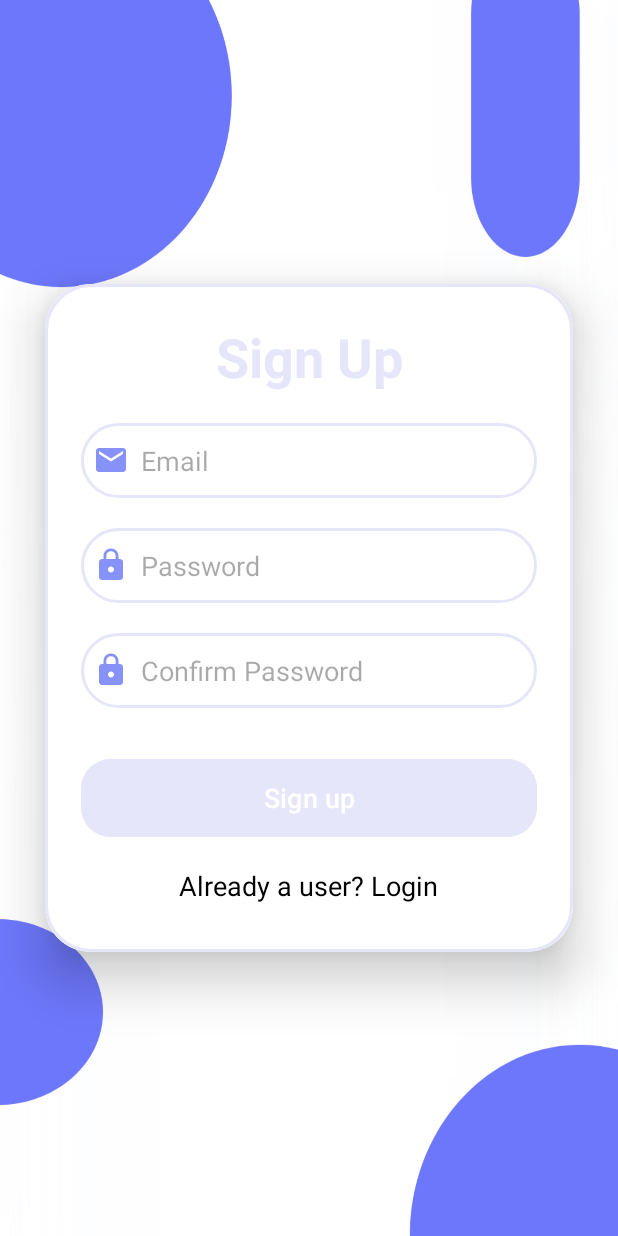
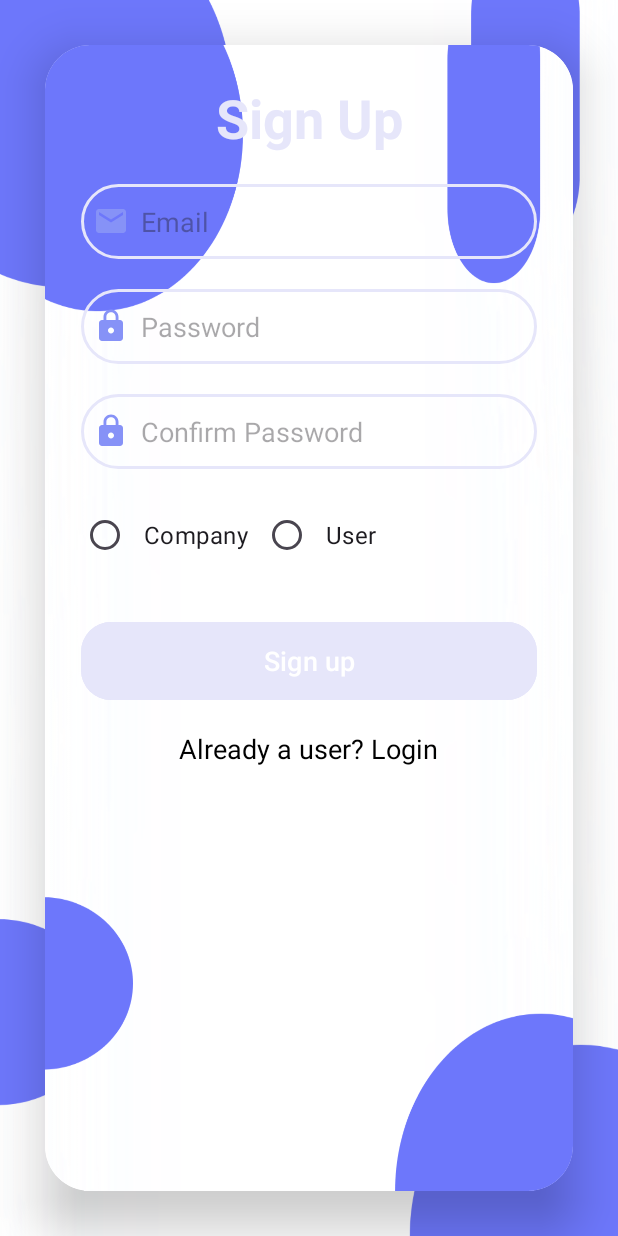
Before and after one commit to DaniellaIseu/MoversApp, an Android app built with Jetpack Compose: the SignUpActivity screen opened directly, with no data from a screen before it, on a phone screen of 412 x 824 dp. Run offline under Robolectric (Android 15) with nearby library versions, the light colour scheme and no system bars; our stand-ins replace Firebase (no records; nobody signed in at launch, a user with empty details on screens opened directly), data binding.

Commit message:
Updated Login and Sign-Up activities

```diff
--- a/app/src/main/java/com/example/plannersandmoversapp/SignUpActivity.kt
+++ b/app/src/main/java/com/example/plannersandmoversapp/SignUpActivity.kt
@@ -15,32 +15,57 @@ class SignUpActivity : AppCompatActivity() {
     override fun onCreate(savedInstanceState: Bundle?) {
         super.onCreate(savedInstanceState)
 
+        // Get the isCompany flag passed from the previous activity
+        val isCompany = intent.getBooleanExtra("isCompany", false)
+
         binding = ActivitySignUpBinding.inflate(layoutInflater)
         setContentView(binding.root)
 
         firebaseAuth = FirebaseAuth.getInstance()
 
+        // Toggle visibility of the company name EditText based on isCompany flag
+        if (isCompany) {
+            binding.companyName.visibility = android.view.View.VISIBLE
+        } else {
+            binding.companyName.visibility = android.view.View.GONE
+        }
+
+        // Redirect to LoginActivity when the login redirect TextView is clicked
         binding.loginRedirectText.setOnClickListener {
             val intent = Intent(this, LoginActivity::class.java)
             startActivity(intent)
         }
+
+        // Handle the sign-up button click
         binding.signup.setOnClickListener {
             val email = binding.email.text.toString()
             val pass = binding.password.text.toString()
             val confirmPass = binding.confirm.text.toString()
 
+            // Get user type based on the isCompany flag
+            val userType = if (isCompany) "company" else "user"
+
+            // Check if fields are filled
             if (email.isNotEmpty() && pass.isNotEmpty() && confirmPass.isNotEmpty()) {
                 if (pass == confirmPass) {
-
+                    // Create user with email and password
                     firebaseAuth.createUserWithEmailAndPassword(email, pass).addOnCompleteListener {
 
                         if (it.isSuccessful) {
+                            // Save user type to Firestore (optional, but recommended for categorization)
+                            // firebaseFirestore.collection("users").add(User(email, userType))
+
                             firebaseAuth.signOut()
-                            val intent = Intent(this, LoginActivity::class.java)
+                            // Redirect to different activities based on user type
+                            val intent = if (userType == "company") {
+                                Intent(this, CompanyProfileActivity::class.java)
+                            } else {
+                                Intent(this, UserProfileActivity::class.java)
+                            }
                             startActivity(intent)
+
                         } else {
                             Toast.makeText(this, it.exception.toString(), Toast.LENGTH_SHORT).show()
-
                         }
                     }
                 } else {
@@ -48,8 +73,12 @@ class SignUpActivity : AppCompatActivity() {
                 }
             } else {
                 Toast.makeText(this, "Empty Fields Are not Allowed !!", Toast.LENGTH_SHORT).show()
-
             }
         }
     }
 }
+
+
+class UserProfileActivity {
+
+}
--- a/app/src/main/res/layout/activity_sign_up.xml
+++ b/app/src/main/res/layout/activity_sign_up.xml
@@ -1,6 +1,4 @@
-<?xml version="1.0" encoding="utf-8"?>
-<layout
-    xmlns:android="http://schemas.android.com/apk/res/android"
+<layout xmlns:android="http://schemas.android.com/apk/res/android"
     xmlns:app="http://schemas.android.com/apk/res-auto"
     xmlns:tools="http://schemas.android.com/tools">
 
@@ -25,7 +23,9 @@
                 android:orientation="vertical"
                 android:layout_gravity="center_horizontal"
                 android:padding="24dp"
-            android:background="@drawable/custom_edittext">
+                android:background="@drawable/loginbkg">
+
+                <!-- Sign-Up Title -->
                 <TextView
                     android:layout_width="match_parent"
                     android:layout_height="wrap_content"
@@ -34,8 +34,22 @@
                     android:textSize="36sp"
                     android:textAlignment="center"
                     android:textStyle="bold"
-                android:textColor="@color/lavender"/>
+                    android:textColor="@color/lavender" />
 
+                <!-- Company Name (Visible Only for Companies) -->
+                <EditText
+                    android:id="@+id/companyName"
+                    android:layout_width="match_parent"
+                    android:layout_height="50dp"
+                    android:background="@drawable/custom_edittext"
+                    android:layout_marginTop="20dp"
+                    android:padding="8dp"
+                    android:hint="Company Name"
+                    android:textColor="@color/black"
+                    android:drawablePadding="8dp"
+                    android:visibility="gone" />
+
+                <!-- Email -->
                 <EditText
                     android:layout_width="match_parent"
                     android:layout_height="50dp"
@@ -48,6 +62,8 @@
                     android:textColor="@color/black"
                     android:drawablePadding="8dp"
                     android:inputType="textEmailAddress" />
+
+                <!-- Password -->
                 <EditText
                     android:layout_width="match_parent"
                     android:layout_height="50dp"
@@ -59,7 +75,9 @@
                     android:hint="Password"
                     android:drawableLeft="@drawable/baseline_lock_24"
                     android:textColor="@color/black"
-                android:drawablePadding="8dp"/>
+                    android:drawablePadding="8dp" />
+
+                <!-- Confirm Password -->
                 <EditText
                     android:layout_width="match_parent"
                     android:layout_height="50dp"
@@ -71,7 +89,35 @@
                     android:hint="Confirm Password"
                     android:drawableLeft="@drawable/baseline_lock_24"
                     android:textColor="@color/black"
-                android:drawablePadding="8dp"/>
+                    android:drawablePadding="8dp" />
+
+                <!-- Radio Buttons for Company/User -->
+                <RadioGroup
+                    android:id="@+id/userTypeGroup"
+                    android:layout_width="match_parent"
+                    android:layout_height="wrap_content"
+                    android:orientation="horizontal"
+                    android:layout_marginTop="20dp">
+
+                    <RadioButton
+                        android:id="@+id/companyRadioButton"
+                        android:layout_width="wrap_content"
+                        android:layout_height="wrap_content"
+                        android:text="Company"
+                        android:textSize="16sp"
+                        android:padding="10dp" />
+
+                    <RadioButton
+                        android:id="@+id/userRadioButton"
+                        android:layout_width="wrap_content"
+                        android:layout_height="wrap_content"
+                        android:text="User"
+                        android:textSize="16sp"
+                        android:padding="10dp" />
+
+                </RadioGroup>
+
+                <!-- Sign-Up Button -->
                 <Button
                     android:layout_width="match_parent"
                     android:layout_height="60dp"
@@ -80,7 +126,9 @@
                     android:textSize="18sp"
                     android:layout_marginTop="30dp"
                     android:backgroundTint="@color/lavender"
-                app:cornerRadius = "20dp"/>
+                    app:cornerRadius="20dp" />
+
+                <!-- Redirect to Login -->
                 <TextView
                     android:id="@+id/loginRedirectText"
                     android:layout_width="wrap_content"
@@ -90,10 +138,8 @@
                     android:padding="8dp"
                     android:textColor="@color/black"
                     android:layout_marginTop="8dp"
-                android:textSize="18sp"/>
-
+                    android:textSize="18sp" />
             </LinearLayout>
         </androidx.cardview.widget.CardView>
     </LinearLayout>
-
 </layout>
```
Also changed, not shown: app/src/main/AndroidManifest.xml (+50 -12 lines), app/src/main/java/com/example/plannersandmoversapp/LoginActivity.kt (+22 -11 lines). Lines whose indentation alone changed are shown as unchanged.
